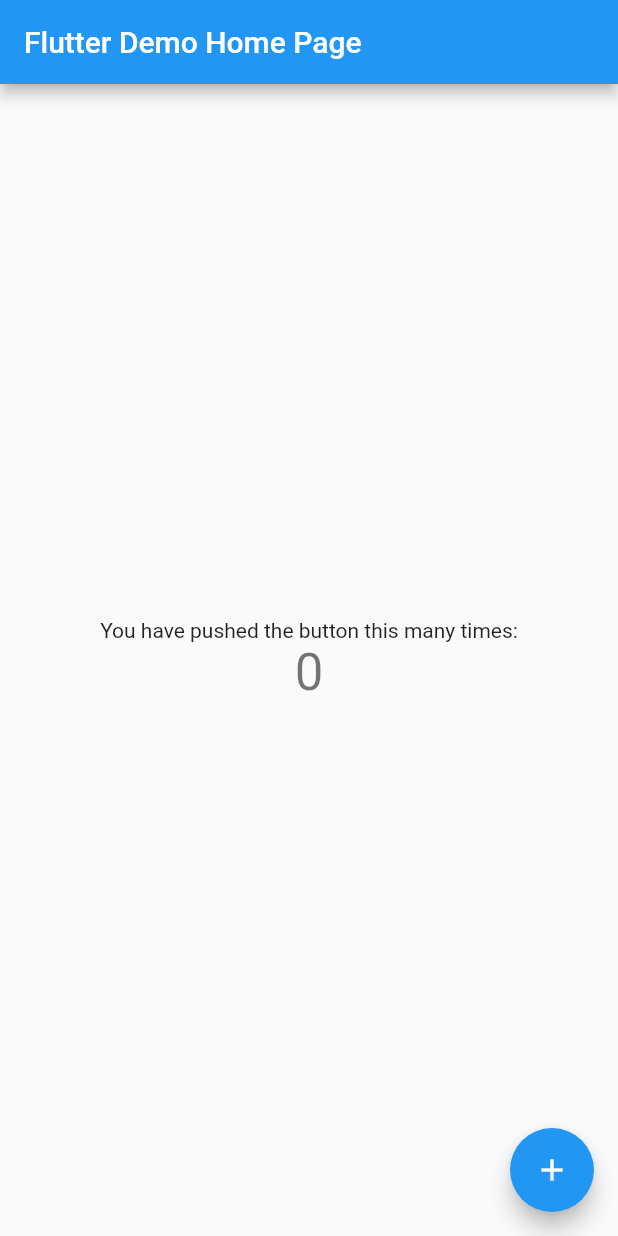
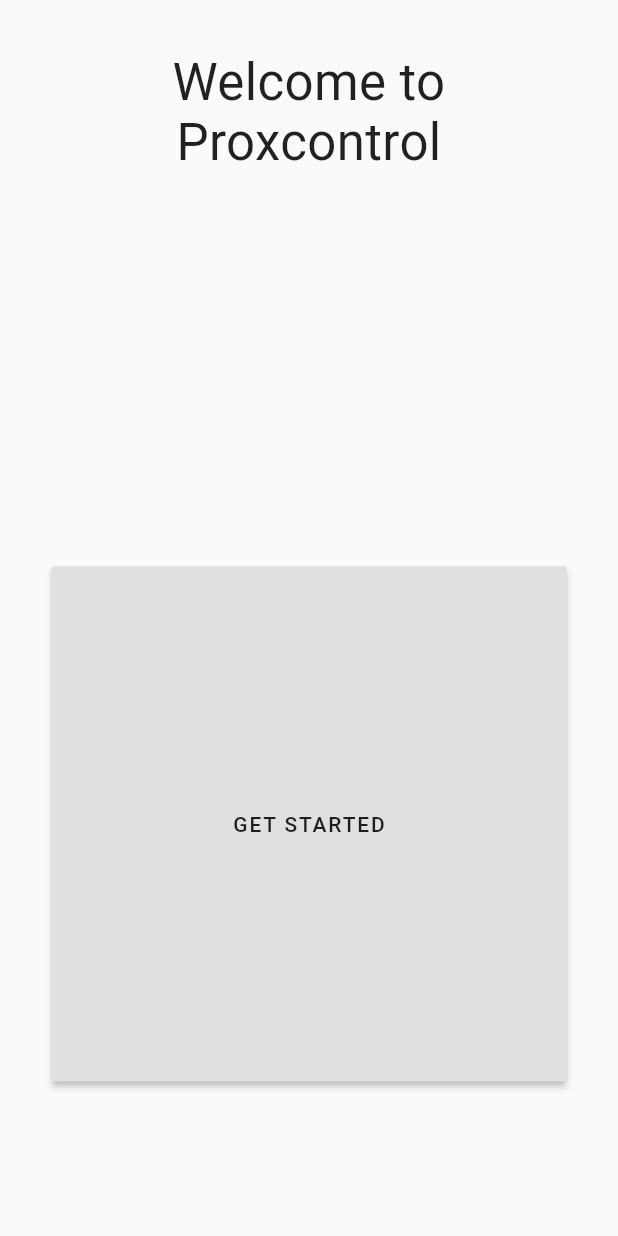
Before and after one commit to Adam-Schildkraut/proxcontrol, a Flutter app: the screen it shows after launch, on a phone screen of 412 x 824 dp. Run offline on Flutter 3.47's test engine with Material 2 defaults, Android fonts, the phone set to English and light mode, and no system bars; our stand-ins replace shared_preferences.

Commit message:
Add initial check for previous run.
Checks the boolea key value called "seen" stored in the platform keystore. If true, it loads shows the home screen, if false it shows what will become the Welcome/First Launch screen.

```diff
--- a/lib/main.dart
+++ b/lib/main.dart
@@ -1,111 +1,66 @@
 import 'package:flutter/material.dart';
+import 'package:shared_preferences/shared_preferences.dart';
 
-void main() => runApp(MyApp());
+void main() async {
+  Widget _defaultHome = new WelcomeScreen();
+  bool _seen = false;
 
-class MyApp extends StatelessWidget {
-  // This widget is the root of your application.
+  SharedPreferences preferences = await SharedPreferences.getInstance();
+  _seen = (preferences.get('seen') ?? false);
+
+  if (_seen) {
+    _defaultHome = new HomeScreen();
+  }
+
+  runApp(new MaterialApp(
+    title: 'Proxcontrol',
+    home: _defaultHome,
+    theme: new ThemeData(
+      primarySwatch: Colors.indigo,
+      accentColor: Colors.brown,
+    ),
+  ));
+}
+
+class HomeScreen extends StatelessWidget {
   @override
   Widget build(BuildContext context) {
-    return MaterialApp(
-      title: 'Flutter Demo',
-      theme: ThemeData(
-        // This is the theme of your application.
-        //
-        // Try running your application with "flutter run". You'll see the
-        // application has a blue toolbar. Then, without quitting the app, try
-        // changing the primarySwatch below to Colors.green and then invoke
-        // "hot reload" (press "r" in the console where you ran "flutter run",
-        // or simply save your changes to "hot reload" in a Flutter IDE).
-        // Notice that the counter didn't reset back to zero; the application
-        // is not restarted.
-        primarySwatch: Colors.blue,
+    return Scaffold(
+      appBar: AppBar(
+        title: Text('Home'),
       ),
-      home: MyHomePage(title: 'Flutter Demo Home Page'),
+      body: Center(
+        child: Text('VM listig will go here by default.'),
+      ),
     );
   }
 }
 
-class MyHomePage extends StatefulWidget {
-  MyHomePage({Key key, this.title}) : super(key: key);
-
-  // This widget is the home page of your application. It is stateful, meaning
-  // that it has a State object (defined below) that contains fields that affect
-  // how it looks.
-
-  // This class is the configuration for the state. It holds the values (in this
-  // case the title) provided by the parent (in this case the App widget) and
-  // used by the build method of the State. Fields in a Widget subclass are
-  // always marked "final".
-
-  final String title;
-
+class WelcomeScreen extends StatelessWidget {
   @override
-  _MyHomePageState createState() => _MyHomePageState();
-}
-
-class _MyHomePageState extends State<MyHomePage> {
-  int _counter = 0;
-
-  void _incrementCounter() {
-    setState(() {
-      // This call to setState tells the Flutter framework that something has
-      // changed in this State, which causes it to rerun the build method below
-      // so that the display can reflect the updated values. If we changed
-      // _counter without calling setState(), then the build method would not be
-      // called again, and so nothing would appear to happen.
-      _counter++;
-    });
+  Widget build(BuildContext context) {
+    return Scaffold(
+      body: GridView.count(
+        primary: false,
+        padding: EdgeInsets.all(MediaQuery.of(context).size.width * 1/12),
+        crossAxisCount: 1,
+        children: <Widget>[
+          Text('Welcome to Proxcontrol', textAlign: TextAlign.center, style: TextStyle(fontSize: 34, fontWeight: FontWeight.w400, letterSpacing: 0.25), textScaleFactor: 1),
+          RaisedButton(
+                child: Text('GET STARTED', style: TextStyle(fontSize: 14, letterSpacing: 1.25, fontWeight: FontWeight.w500)),
+                onPressed: () {
+                  _disableFirstStartup();
+                  Navigator.of(context).pushReplacement(new MaterialPageRoute(
+                      builder: (context) => new HomeScreen()));
+                }
+          )
+        ],
+      ),
+    );
   }
 
-  @override
-  Widget build(BuildContext context) {
-    // This method is rerun every time setState is called, for instance as done
-    // by the _incrementCounter method above.
-    //
-    // The Flutter framework has been optimized to make rerunning build methods
-    // fast, so that you can just rebuild anything that needs updating rather
-    // than having to individually change instances of widgets.
-    return Scaffold(
-      appBar: AppBar(
-        // Here we take the value from the MyHomePage object that was created by
-        // the App.build method, and use it to set our appbar title.
-        title: Text(widget.title),
-      ),
-      body: Center(
-        // Center is a layout widget. It takes a single child and positions it
-        // in the middle of the parent.
-        child: Column(
-          // Column is also layout widget. It takes a list of children and
-          // arranges them vertically. By default, it sizes itself to fit its
-          // children horizontally, and tries to be as tall as its parent.
-          //
-          // Invoke "debug painting" (press "p" in the console, choose the
-          // "Toggle Debug Paint" action from the Flutter Inspector in Android
-          // Studio, or the "Toggle Debug Paint" command in Visual Studio Code)
-          // to see the wireframe for each widget.
-          //
-          // Column has various properties to control how it sizes itself and
-          // how it positions its children. Here we use mainAxisAlignment to
-          // center the children vertically; the main axis here is the vertical
-          // axis because Columns are vertical (the cross axis would be
-          // horizontal).
-          mainAxisAlignment: MainAxisAlignment.center,
-          children: <Widget>[
-            Text(
-              'You have pushed the button this many times:',
-            ),
-            Text(
-              '$_counter',
-              style: Theme.of(context).textTheme.display1,
-            ),
-          ],
-        ),
-      ),
-      floatingActionButton: FloatingActionButton(
-        onPressed: _incrementCounter,
-        tooltip: 'Increment',
-        child: Icon(Icons.add),
-      ), // This trailing comma makes auto-formatting nicer for build methods.
-    );
+  Future _disableFirstStartup() async {
+    SharedPreferences preferences = await SharedPreferences.getInstance();
+    preferences.setBool('seen', true);
   }
 }
```
Also changed, not shown: pubspec.yaml (+11 -0 lines), assets/icon.png (added), pubspec.lock, 22 other files.
